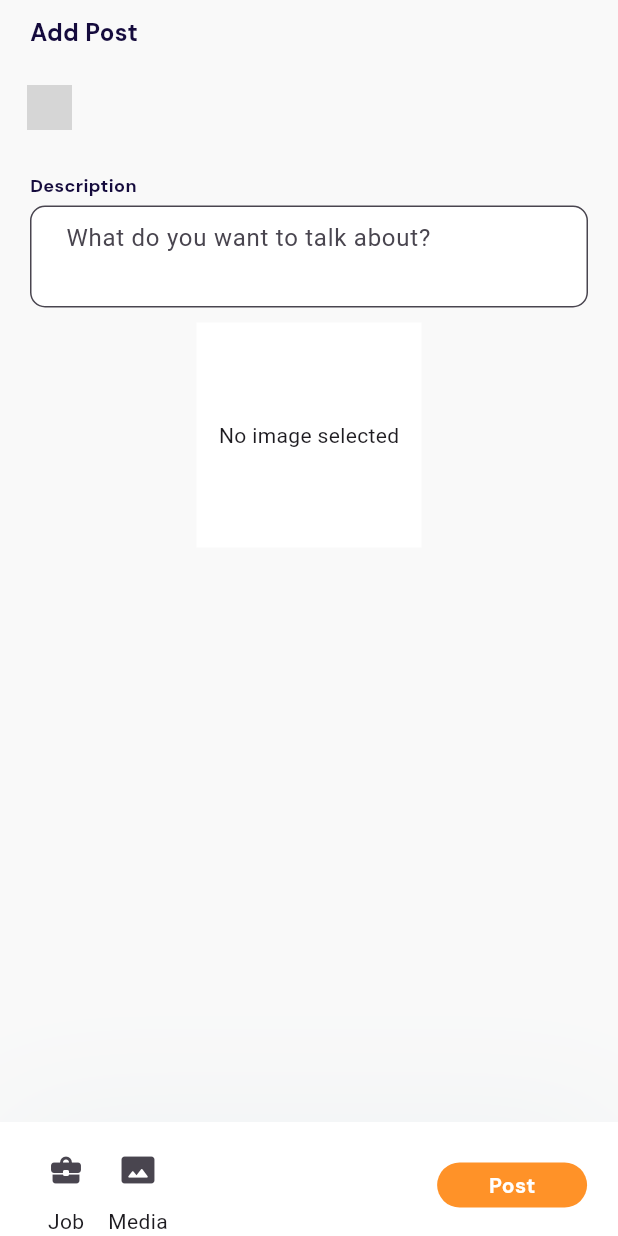
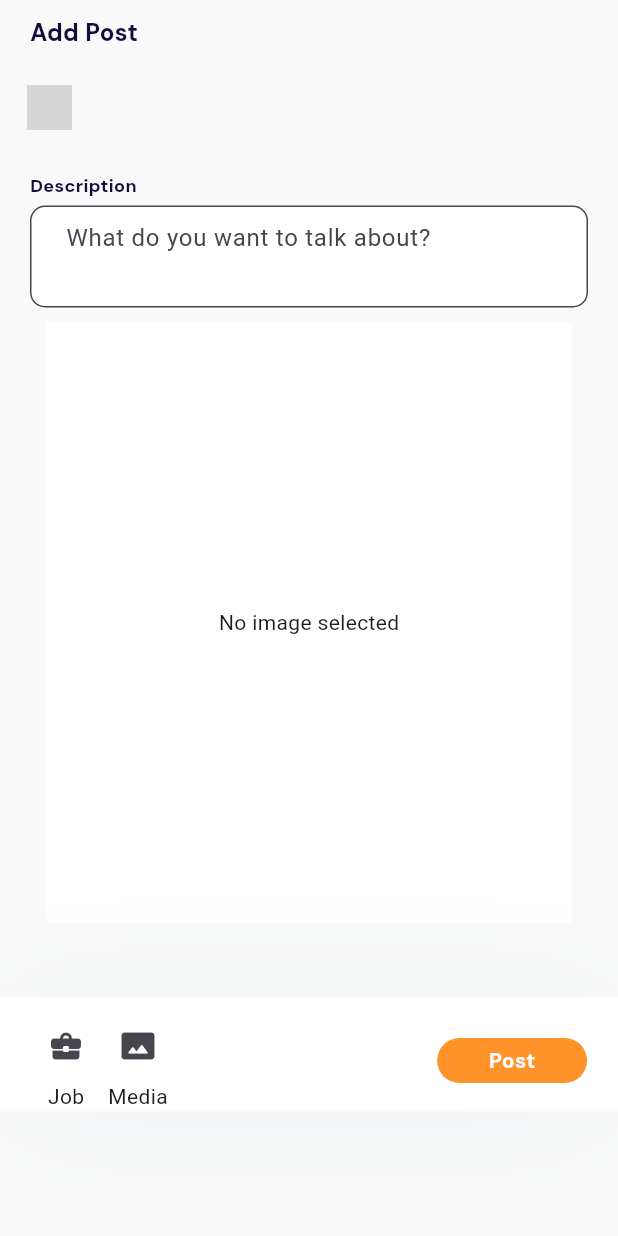
Before and after one commit to Hermankate/group7zrepo, a Flutter app: the AddPostScreen screen opened directly with empty values, on a phone screen of 412 x 824 dp. Run offline on Flutter 3.47's test engine with Material 3 defaults, Android fonts, the phone set to English and light mode, and no system bars; our stand-ins replace cached_network_image, cloud_firestore, file_picker, firebase_auth, firebase_core, firebase_messaging and 10 more; missing offline and left inert: .dart, mailer; accounts and stored records are empty; project files that could hold a hidden picture were left out; key blocks and very long unbroken strings in the code were emptied for the run; grey boxes are pictures that could not be loaded.

Commit message:
working on ux

```diff
--- a/lib/pages/auth/sign_up_page.dart
+++ b/lib/pages/auth/sign_up_page.dart
@@ -1,6 +1,7 @@
 // ignore_for_file: prefer_const_constructors, prefer_const_literals_to_create_immutables
 
 import 'package:cjb/pages/auth/auth_service.dart';
+import 'package:cjb/pages/auth/identity.dart';
 import 'package:cjb/pages/auth/preferences.dart';
 import 'package:flutter/gestures.dart';
 import 'package:flutter/material.dart';
@@ -241,7 +242,7 @@ class _SignUpState extends State<SignUp> {
                       Navigator.pushAndRemoveUntil(
                         context,
                         MaterialPageRoute(
-                          builder: (_) => SubscriptionScreen(),
+                          builder: (_) => RoleSelectionPage(),
                         ),
                         (route) => false,
                       );
--- a/lib/pages/main/create/add_job.dart
+++ b/lib/pages/main/create/add_job.dart
@@ -367,7 +367,7 @@ class _AddAjobState extends State<AddAjob> {
                                   'IT',
                                   'Finance',
                                   'Health',
-                                  'Developer'
+                                  'Education'
                                 ].map((String value) {
                                   return DropdownMenuItem<String>(
                                     value: value,
--- a/lib/pages/main/create/create_page.dart
+++ b/lib/pages/main/create/create_page.dart
@@ -115,6 +115,9 @@ class _AddPostScreenState extends State<AddPostScreen> {
       backgroundColor: Color(0xFFF9F9F9),
       body: Padding(
         padding: const EdgeInsets.only(top: 10),
+        child: SingleChildScrollView(
+          child: Container(
+            height: 800,
             child: Column(
               crossAxisAlignment: CrossAxisAlignment.start,
               children: [
@@ -130,8 +133,8 @@ class _AddPostScreenState extends State<AddPostScreen> {
                   ),
                 ),
                 Padding(
-              padding:
-                  const EdgeInsets.symmetric(horizontal: 18.0, vertical: 20.0),
+                  padding: const EdgeInsets.symmetric(
+                      horizontal: 18.0, vertical: 20.0),
                   child: Row(
                     children: [
                       Container(
@@ -181,8 +184,8 @@ class _AddPostScreenState extends State<AddPostScreen> {
                   ),
                 ),
                 Padding(
-              padding:
-                  const EdgeInsets.symmetric(horizontal: 20.0, vertical: 5.0),
+                  padding: const EdgeInsets.symmetric(
+                      horizontal: 20.0, vertical: 5.0),
                   child: Column(
                     crossAxisAlignment: CrossAxisAlignment.start,
                     children: [
@@ -201,8 +204,8 @@ class _AddPostScreenState extends State<AddPostScreen> {
                         minLines: 2,
                         decoration: InputDecoration(
                           hintText: 'What do you want to talk about?',
-                      contentPadding:
-                          EdgeInsets.symmetric(horizontal: 20, vertical: 10),
+                          contentPadding: EdgeInsets.symmetric(
+                              horizontal: 20, vertical: 10),
                           border: OutlineInputBorder(
                             borderRadius: BorderRadius.circular(10),
                           ),
@@ -213,18 +216,21 @@ class _AddPostScreenState extends State<AddPostScreen> {
                     ],
                   ),
                 ),
+
                 SizedBox(height: 5),
                 Center(
                   child: Container(
-                width: 150,
-                height: 150,
+                    width: 350,
+                    height: 400,
                     color: Colors.white,
                     child: _image != null
                         ? Image.file(_image!)
                         : Center(child: Text('No image selected')),
                   ),
                 ),
-            Spacer(),
+                SizedBox(
+                  height: 50,
+                ),
                 Container(
                   decoration: BoxDecoration(
                     color: Colors.white,
@@ -262,8 +268,8 @@ class _AddPostScreenState extends State<AddPostScreen> {
                             Column(
                               children: [
                                 IconButton(
-                              icon:
-                                  Icon(Icons.photo_size_select_actual_rounded),
+                                  icon: Icon(
+                                      Icons.photo_size_select_actual_rounded),
                                   onPressed: _pickImage,
                                 ),
                                 Text('Media'),
@@ -297,7 +303,10 @@ class _AddPostScreenState extends State<AddPostScreen> {
                     ),
                   ),
                 ),
+                //Spacer(),
               ],
+            ),
+          ),
         ),
       ),
     );
```
Also changed, not shown: lib/pages/auth/identity.dart (+39 -53 lines). Lines whose indentation alone changed are shown as unchanged.
